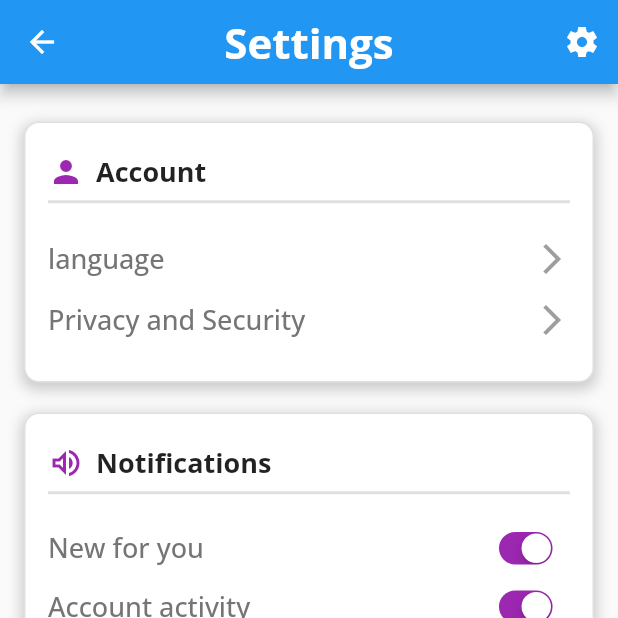
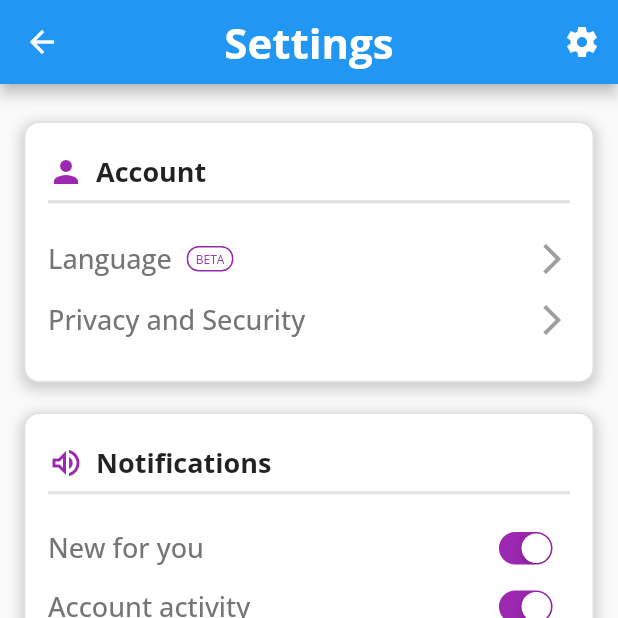
Before and after one commit to DebugBros-CS-16/GrapeDoc, a Flutter app: the SettingScreen screen opened directly, on a phone screen of 412 x 824 dp, the top half of it. Run offline on Flutter 3.47's test engine with Material 2 defaults, Android fonts, the phone set to English and light mode, and no system bars; our stand-ins replace bottom_navy_bar, cached_network_image, camera, cloud_firestore, firebase_auth, firebase_core and 13 more; missing offline and left inert: dialogflow_grpc, launch_review, sound_stream, tflite_flutter, tflite_flutter_helper, webfeed; accounts and stored records are empty; network calls fail; project files that could hold a hidden picture were left out.

Commit message:
Added Beta tag for language settings

```diff
--- a/lang/en.json
+++ b/lang/en.json
@@ -2,7 +2,7 @@
   "settings": "Settings",
   "account": "Account",
   "notifications": "Notifications",
-  "language": "language",
+  "language": "Language",
   "privacy": "Privacy and Security",
   "newforu": "New for you",
   "accountability": "Account activity",
--- a/lib/screens/SettingScreen.dart
+++ b/lib/screens/SettingScreen.dart
@@ -79,8 +79,8 @@ class _SettingScreenState extends State<SettingScreen> {
                     height: 10,
                   ),
 
-                  buildAccountOptionRow(context, TKeys.language.translate(context)),
-                  buildAccountOptionRow(context, TKeys.privacy.translate(context)),
+                  buildAccountOptionRow(context, TKeys.language.translate(context), 'BETA','English','සිංහල','தமிழ்'),
+                  buildAccountOptionRow(context, TKeys.privacy.translate(context), '','Option 1','Option 2','Option 3'),
                 ],
               ),
             ),
@@ -186,7 +186,7 @@ class _SettingScreenState extends State<SettingScreen> {
     );
   }
 
-  GestureDetector buildAccountOptionRow(BuildContext context, String title) {
+  GestureDetector buildAccountOptionRow(BuildContext context, String title, String subtitle, String op1, String op2, String op3) {
     return GestureDetector(
       onTap: () {
         showDialog(
@@ -196,10 +196,10 @@ class _SettingScreenState extends State<SettingScreen> {
                 title: Text(title),
                 content: Column(
                   mainAxisSize: MainAxisSize.min,
-                  children: const [
-                    Text("Option 1"),
-                    Text("Option 2"),
-                    Text("Option 3"),
+                  children:[
+                    Text(op1),
+                    Text(op2),
+                    Text(op3),
                   ],
                 ),
                 actions: [
@@ -217,6 +217,8 @@ class _SettingScreenState extends State<SettingScreen> {
         child: Row(
           mainAxisAlignment: MainAxisAlignment.spaceBetween,
           children: [
+            Row(
+              children: [
                 Text(
                   title,
                   style: TextStyle(
@@ -224,6 +226,25 @@ class _SettingScreenState extends State<SettingScreen> {
                     fontWeight: FontWeight.w500,
                     color: Colors.grey[600],
                   ),
+                ),
+                SizedBox(width: 10.0,),
+                subtitle != '' ?
+                Container(
+                  padding: const EdgeInsets.symmetric(horizontal: 5.0, vertical: 2.0),
+                  decoration: BoxDecoration(
+                    //color: Colors.white70.withOpacity(0.1),
+                      borderRadius: BorderRadius.circular(8),
+                      border: Border.all(color: Colors.purple)
+                  ),
+                  child: Text(
+                    subtitle,
+                    style: TextStyle(
+                      color: Colors.purple,
+                      fontSize: 8.0,
+                    ),
+                  ),
+                ) : Container(),
+              ],
             ),
             const Icon(
               Icons.arrow_forward_ios,
```
Lines whose indentation alone changed are shown as unchanged.
